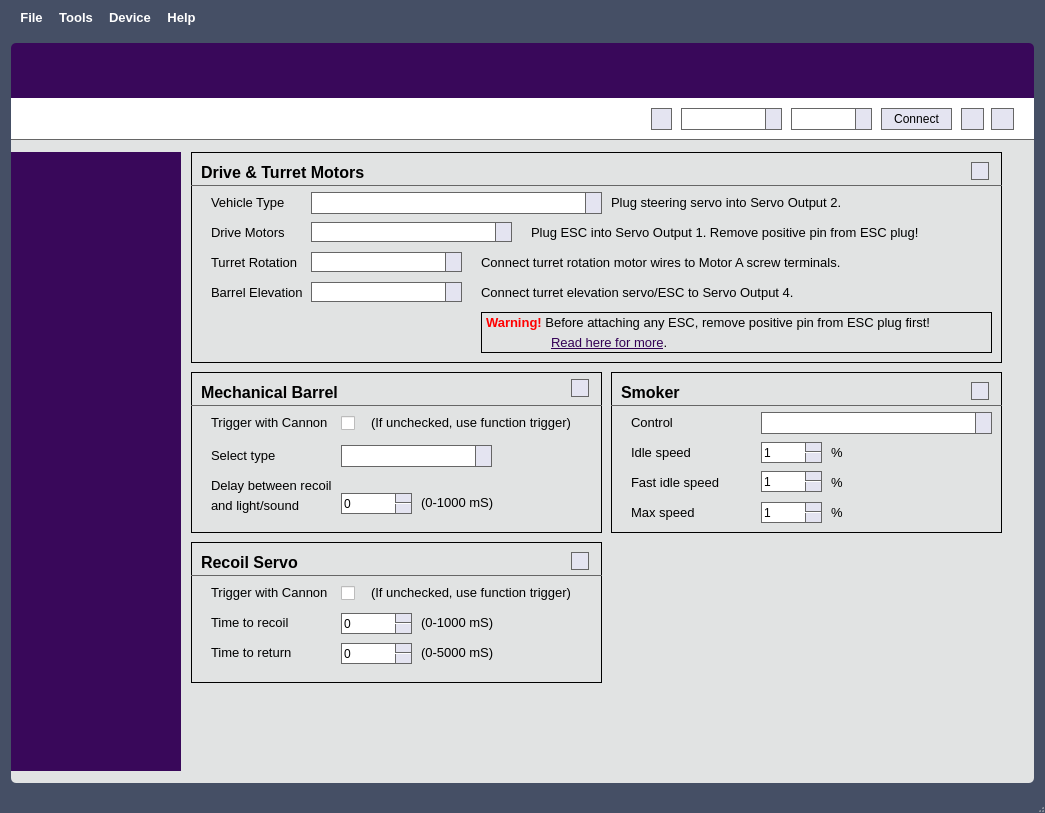
OpenPanzerProject/OP-Config, file mainwindow.ui: the form before one commit.
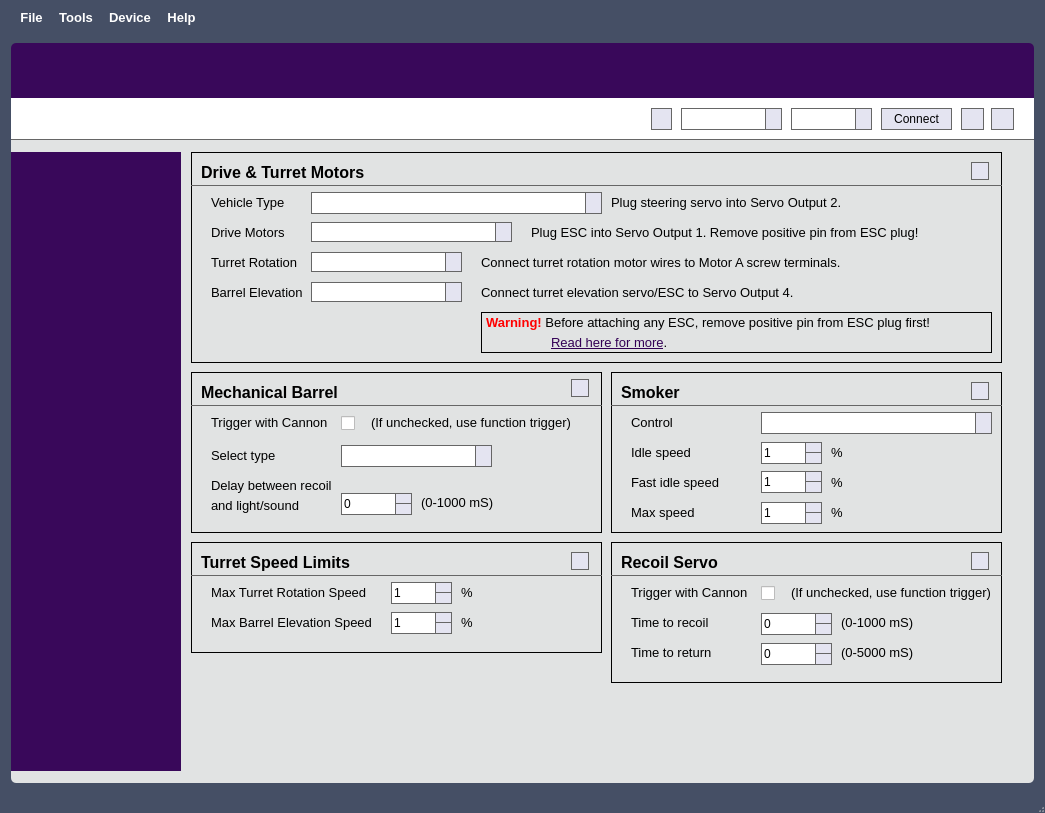
The form after the commit. The open tabs and pages were chosen to show the change. Icons and pictures are not drawn. Custom widgets are drawn as their Qt base class.

Commit message: Added user-configurable maximum speed limitations to drive motors (both forward and reverse), and turret rotation and barrel elevation motors. Updated help to reflect changes.

The edit to the form file:
```diff
--- a/mainwindow.ui
+++ b/mainwindow.ui
@@ -5156,9 +5156,9 @@
                <widget class="FrameContent" name="frmRecoilSettings">
                 <property name="geometry">
                  <rect>
-                  <x>10</x>
+                  <x>430</x>
                   <y>390</y>
-                  <width>411</width>
+                  <width>391</width>
                   <height>141</height>
                  </rect>
                 </property>
@@ -5197,7 +5197,7 @@
                   <rect>
                    <x>0</x>
                    <y>23</y>
-                   <width>411</width>
+                   <width>391</width>
                    <height>20</height>
                   </rect>
                  </property>
@@ -5286,7 +5286,7 @@
                 <widget class="HelpButton" name="hpbRecoilServo">
                  <property name="geometry">
                   <rect>
-                   <x>380</x>
+                   <x>360</x>
                    <y>10</y>
                    <width>18</width>
                    <height>18</height>
@@ -5308,7 +5308,7 @@
                    <x>150</x>
                    <y>71</y>
                    <width>71</width>
-                   <height>21</height>
+                   <height>22</height>
                   </rect>
                  </property>
                  <property name="maximum">
@@ -5321,7 +5321,7 @@
                    <x>150</x>
                    <y>101</y>
                    <width>71</width>
-                   <height>21</height>
+                   <height>22</height>
                   </rect>
                  </property>
                  <property name="maximum">
@@ -5438,7 +5438,7 @@
                    <x>150</x>
                    <y>70</y>
                    <width>61</width>
-                   <height>21</height>
+                   <height>22</height>
                   </rect>
                  </property>
                  <property name="minimum">
@@ -5454,7 +5454,7 @@
                    <x>150</x>
                    <y>99</y>
                    <width>61</width>
-                   <height>21</height>
+                   <height>22</height>
                   </rect>
                  </property>
                  <property name="minimumSize">
@@ -5518,7 +5518,7 @@
                    <x>150</x>
                    <y>130</y>
                    <width>61</width>
-                   <height>21</height>
+                   <height>22</height>
                   </rect>
                  </property>
                  <property name="minimum">
@@ -5691,7 +5691,7 @@
                    <x>150</x>
                    <y>121</y>
                    <width>71</width>
-                   <height>21</height>
+                   <height>22</height>
                   </rect>
                  </property>
                  <property name="maximum">
@@ -5877,6 +5877,188 @@
                  </property>
                 </widget>
                </widget>
+               <widget class="FrameContent" name="frmTurretSpeeds">
+                <property name="geometry">
+                 <rect>
+                  <x>10</x>
+                  <y>390</y>
+                  <width>411</width>
+                  <height>111</height>
+                 </rect>
+                </property>
+                <property name="frameShape">
+                 <enum>QFrame::Box</enum>
+                </property>
+                <property name="frameShadow">
+                 <enum>QFrame::Plain</enum>
+                </property>
+                <widget class="QLabel" name="label_23">
+                 <property name="geometry">
+                  <rect>
+                   <x>10</x>
+                   <y>10</y>
+                   <width>181</width>
+                   <height>21</height>
+                  </rect>
+                 </property>
+                 <property name="font">
+                  <font>
+                   <family>MS Shell Dlg 2</family>
+                   <pointsize>12</pointsize>
+                   <weight>75</weight>
+                   <bold>true</bold>
+                  </font>
+                 </property>
+                 <property name="styleSheet">
+                  <string notr="true"/>
+                 </property>
+                 <property name="text">
+                  <string>Turret Speed Limits</string>
+                 </property>
+                </widget>
+                <widget class="QFrame" name="frame_8">
+                 <property name="geometry">
+                  <rect>
+                   <x>0</x>
+                   <y>23</y>
+                   <width>411</width>
+                   <height>20</height>
+                  </rect>
+                 </property>
+                 <property name="styleSheet">
+                  <string notr="true">color: #666;</string>
+                 </property>
+                 <property name="frameShape">
+                  <enum>QFrame::HLine</enum>
+                 </property>
+                 <property name="frameShadow">
+                  <enum>QFrame::Plain</enum>
+                 </property>
+                </widget>
+                <widget class="QLabel" name="label_33">
+                 <property name="geometry">
+                  <rect>
+                   <x>20</x>
+                   <y>70</y>
+                   <width>161</width>
+                   <height>21</height>
+                  </rect>
+                 </property>
+                 <property name="font">
+                  <font>
+                   <pointsize>10</pointsize>
+                  </font>
+                 </property>
+                 <property name="text">
+                  <string>Max Barrel Elevation Speed</string>
+                 </property>
+                </widget>
+                <widget class="HelpButton" name="hpbTurret">
+                 <property name="geometry">
+                  <rect>
+                   <x>380</x>
+                   <y>10</y>
+                   <width>18</width>
+                   <height>18</height>
+                  </rect>
+                 </property>
+                 <property name="maximumSize">
+                  <size>
+                   <width>18</width>
+                   <height>18</height>
+                  </size>
+                 </property>
+                 <property name="text">
+                  <string/>
+                 </property>
+                </widget>
+                <widget class="QLabel" name="label_313">
+                 <property name="geometry">
+                  <rect>
+                   <x>20</x>
+                   <y>40</y>
+                   <width>161</width>
+                   <height>21</height>
+                  </rect>
+                 </property>
+                 <property name="font">
+                  <font>
+                   <pointsize>10</pointsize>
+                  </font>
+                 </property>
+                 <property name="text">
+                  <string>Max Turret Rotation Speed</string>
+                 </property>
+                </widget>
+                <widget class="QSpinBox" name="spinTurretRotationSpeed">
+                 <property name="geometry">
+                  <rect>
+                   <x>200</x>
+                   <y>40</y>
+                   <width>61</width>
+                   <height>22</height>
+                  </rect>
+                 </property>
+                 <property name="minimum">
+                  <number>1</number>
+                 </property>
+                 <property name="maximum">
+                  <number>100</number>
+                 </property>
+                </widget>
+                <widget class="QLabel" name="lblSmokerIdle2_2">
+                 <property name="geometry">
+                  <rect>
+                   <x>270</x>
+                   <y>40</y>
+                   <width>21</width>
+                   <height>21</height>
+                  </rect>
+                 </property>
+                 <property name="font">
+                  <font>
+                   <pointsize>10</pointsize>
+                  </font>
+                 </property>
+                 <property name="text">
+                  <string>%</string>
+                 </property>
+                </widget>
+                <widget class="QLabel" name="lblSmokerIdle2_3">
+                 <property name="geometry">
+                  <rect>
+                   <x>270</x>
+                   <y>70</y>
+                   <width>21</width>
+                   <height>21</height>
+                  </rect>
+                 </property>
+                 <property name="font">
+                  <font>
+                   <pointsize>10</pointsize>
+                  </font>
+                 </property>
+                 <property name="text">
+                  <string>%</string>
+                 </property>
+                </widget>
+                <widget class="QSpinBox" name="spinBarrelElevationSpeed">
+                 <property name="geometry">
+                  <rect>
+                   <x>200</x>
+                   <y>70</y>
+                   <width>61</width>
+                   <height>22</height>
+                  </rect>
+                 </property>
+                 <property name="minimum">
+                  <number>1</number>
+                 </property>
+                 <property name="maximum">
+                  <number>100</number>
+                 </property>
+                </widget>
+               </widget>
               </widget>
               <widget class="QWidget" name="pgLightsIO">
                <widget class="FrameContent" name="frmBrakeLights">
```
Left out of the diff: 80 changed lines with no effect on the pictures. The commit also changes 9 other files.
